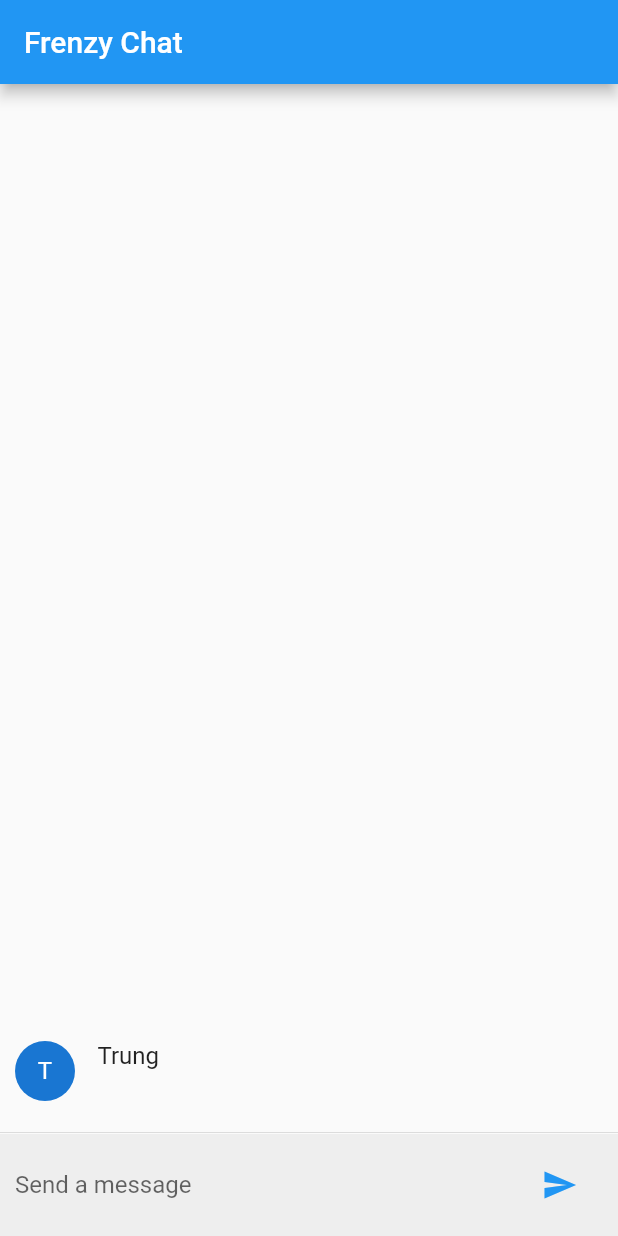
After one commit to wtrungvu/Frenzy-Chat, a Flutter app: the screen it shows after launch, after a tap on the "send" icon, on a phone screen of 412 x 824 dp. The commit adds this screen. Run offline on Flutter 3.47's test engine with Material 2 defaults, Android fonts, the phone set to English and light mode, and no system bars.

Commit message:
Add chat screen, message

```diff
--- /dev/null
+++ b/frenzy_chat/lib/chat_message.dart
@@ -0,0 +1,39 @@
+import 'package:flutter/material.dart';
+
+const String _name = "Trung";
+
+class ChatMessage extends StatelessWidget {
+  final String textMessage;
+  ChatMessage({this.textMessage});
+
+  @override
+  Widget build(BuildContext context) {
+    return new Container(
+      margin: const EdgeInsets.symmetric(vertical: 10.0),
+      child: new Row(
+        crossAxisAlignment: CrossAxisAlignment.start,
+        children: <Widget>[
+          new Container(
+            margin: const EdgeInsets.only(right: 15.0),
+            child: CircleAvatar(
+              child: new Text(_name[0]),
+            ),
+          ),
+          new Column(
+            crossAxisAlignment: CrossAxisAlignment.start,
+            children: <Widget>[
+              new Text(
+                _name,
+                style: Theme.of(context).textTheme.subhead,
+              ),
+              new Container(
+                margin: const EdgeInsets.only(top: 5.0),
+                child: new Text(textMessage),
+              ),
+            ],
+          ),
+        ],
+      ),
+    );
+  }
+}
--- /dev/null
+++ b/frenzy_chat/lib/chat_screen.dart
@@ -0,0 +1,74 @@
+import 'package:flutter/material.dart';
+import 'chat_message.dart';
+
+class ChatScreen extends StatefulWidget {
+  @override
+  _ChatScreenState createState() => _ChatScreenState();
+}
+
+class _ChatScreenState extends State<ChatScreen> {
+  final TextEditingController _textController = new TextEditingController();
+  final List<ChatMessage> _listChatMessage = <ChatMessage>[];
+
+  void _handleSubmitted(String textMessage) {
+    _textController.clear();
+    ChatMessage _message = new ChatMessage(
+      textMessage: textMessage,
+    );
+    setState(() {
+      _listChatMessage.insert(0, _message);
+    });
+  }
+
+  Widget _textComposerWidget() {
+    return Container(
+      margin: const EdgeInsets.symmetric(vertical: 10.0, horizontal: 10.0),
+      child: Row(
+        children: <Widget>[
+          Flexible(
+            child: new TextField(
+              decoration: new InputDecoration.collapsed(
+                hintText: "Send a message",
+              ),
+              controller: _textController,
+              onSubmitted: _handleSubmitted,
+            ),
+          ),
+          new Container(
+            margin: const EdgeInsets.symmetric(horizontal: 5.0),
+            child: new IconButton(
+              icon: Icon(Icons.send),
+              color: Colors.blue,
+              onPressed: () => _handleSubmitted(_textController.text),
+            ),
+          ),
+        ],
+      ),
+    );
+  }
+
+  @override
+  Widget build(BuildContext context) {
+    return Column(
+      children: <Widget>[
+        new Flexible(
+          child: new ListView.builder(
+            padding: new EdgeInsets.all(10.0),
+            reverse: true,
+            itemBuilder: (_, index) => _listChatMessage[index],
+            itemCount: _listChatMessage.length,
+          ),
+        ),
+        new Divider(
+          height: 2.0,
+        ),
+        new Container(
+          child: _textComposerWidget(),
+          decoration: new BoxDecoration(
+            color: Colors.grey[200],
+          ),
+        ),
+      ],
+    );
+  }
+}
--- /dev/null
+++ b/frenzy_chat/lib/home_screen.dart
@@ -0,0 +1,19 @@
+import 'package:flutter/material.dart';
+import 'chat_screen.dart';
+
+class HomeScreen extends StatefulWidget {
+  @override
+  _HomeScreenState createState() => _HomeScreenState();
+}
+
+class _HomeScreenState extends State<HomeScreen> {
+  @override
+  Widget build(BuildContext context) {
+    return Scaffold(
+      appBar: AppBar(
+        title: Text("Frenzy Chat"),
+      ),
+      body: new ChatScreen(),
+    );
+  }
+}
```
Also changed, not shown: frenzy_chat/lib/main.dart (+4 -98 lines).
